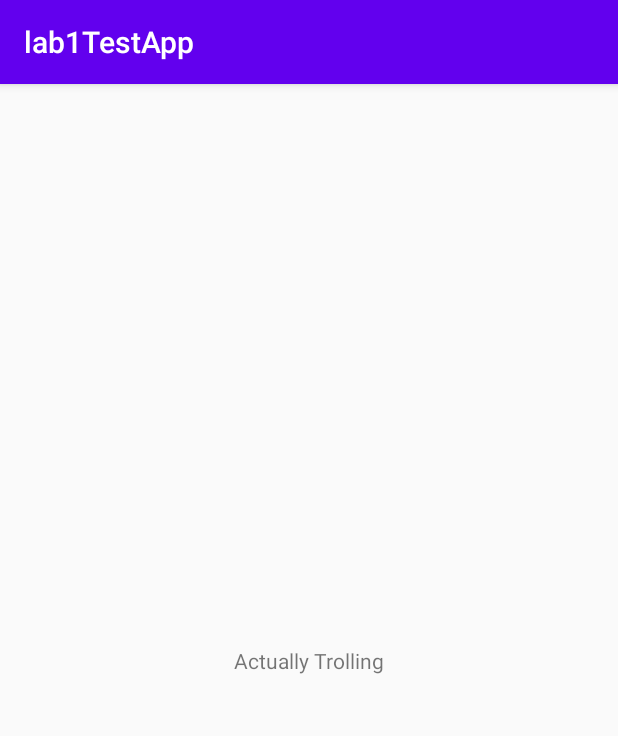
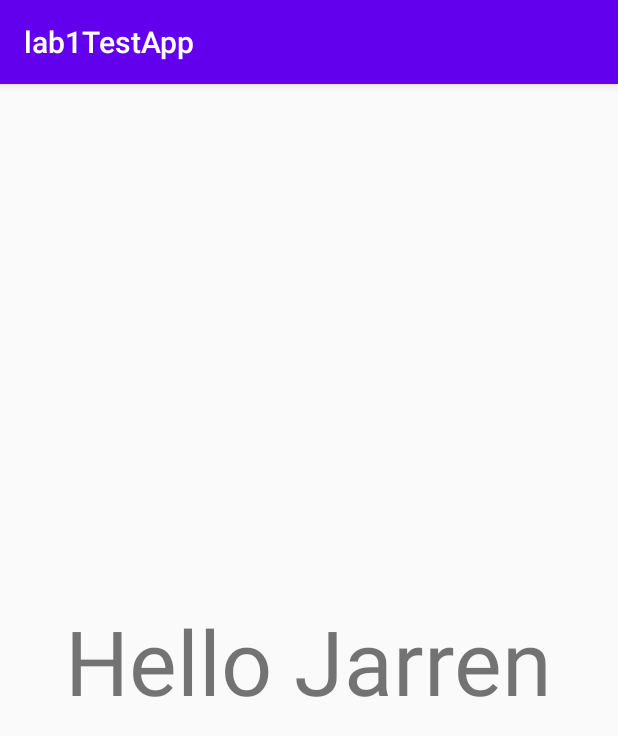
Before and after one commit to AlohaJarren/cs371Lab1, an Android app: the screen it shows after launch (MainActivity), on a phone screen of 412 x 824 dp. Shown: the top 736 px of the screen. Run offline under Robolectric (Android 15) with nearby library versions, the phone set to English and light mode, and no system bars.

Commit message:
Changed message to Hello Jarren! and made it 60dp in textSize

```diff
--- a/app/src/main/res/layout/activity_main.xml
+++ b/app/src/main/res/layout/activity_main.xml
@@ -9,7 +9,8 @@
     <TextView
         android:layout_width="wrap_content"
         android:layout_height="wrap_content"
-        android:text="Actually Trolling"
+        android:text="Hello Jarren"
+        android:textSize="60dp"
         app:layout_constraintBottom_toBottomOf="parent"
         app:layout_constraintLeft_toLeftOf="parent"
         app:layout_constraintRight_toRightOf="parent"
```
